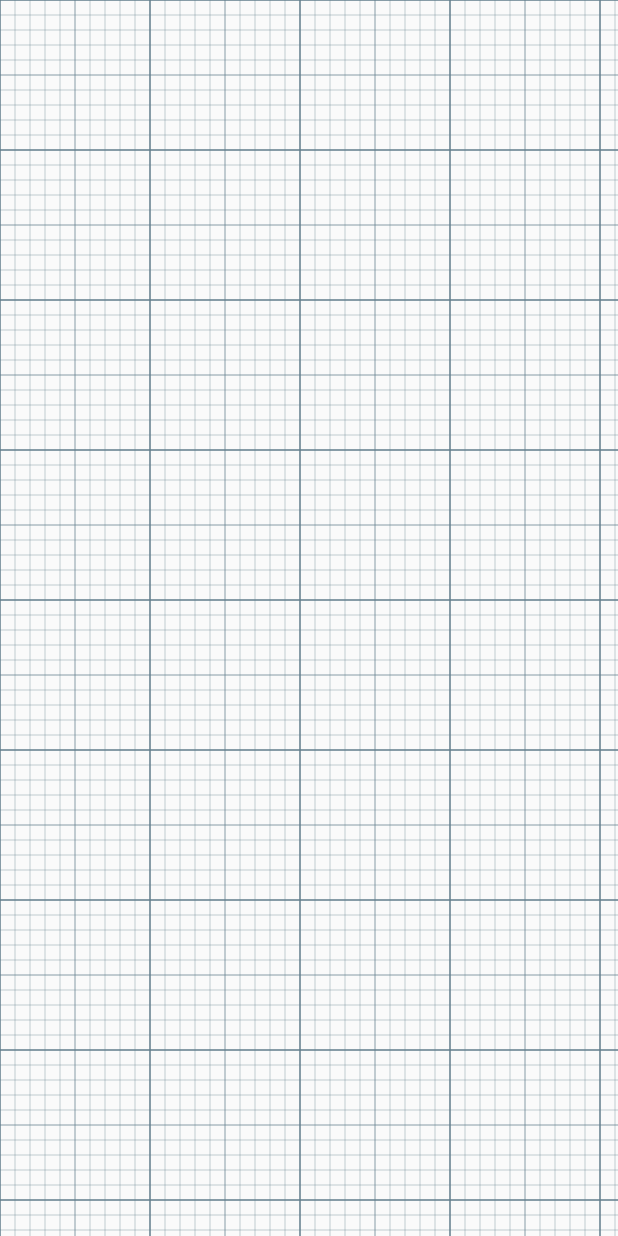
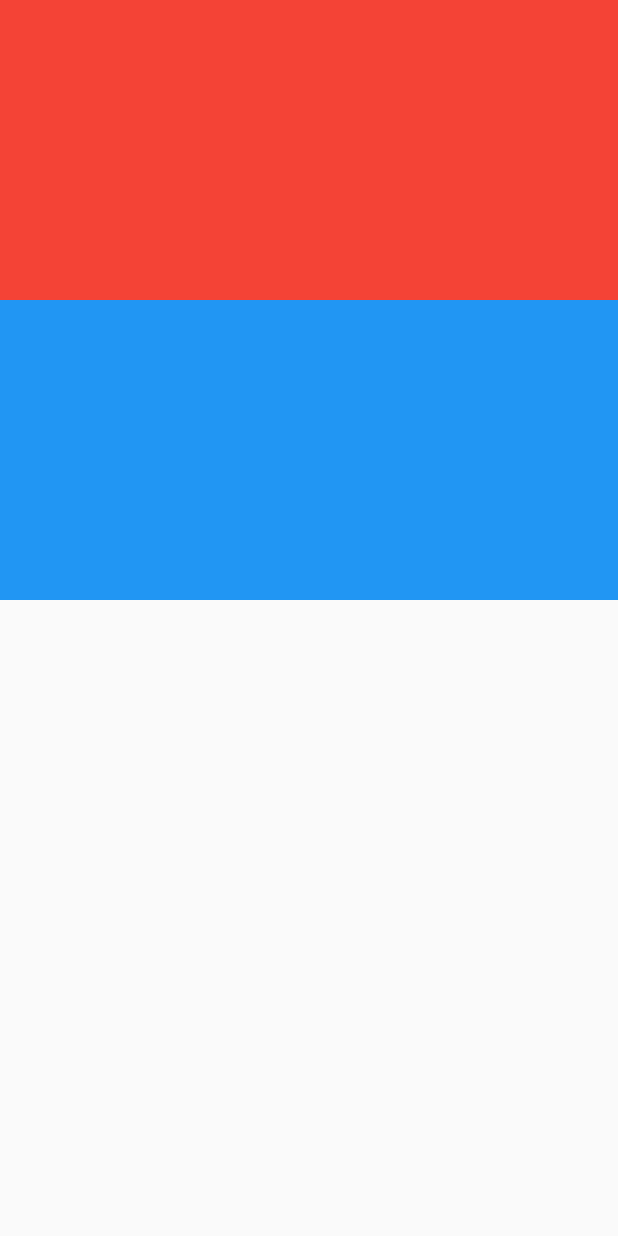
Before and after one commit to 07Maik/flutter_widgets, a Flutter app: the screen it shows after launch, on a phone screen of 412 x 824 dp. Run offline on Flutter 3.47's test engine with Material 2 defaults, Android fonts, the phone set to English and light mode, and no system bars.

Commit message:
Changes with some flutter widges

```diff
--- a/lib/main.dart
+++ b/lib/main.dart
@@ -17,7 +17,7 @@ class MyApp extends StatelessWidget {
       theme: ThemeData(
         primarySwatch: Colors.blue,
       ),
-      home: const widgets.GridPaperWidget(),
+      home: const widgets.LimitedBoxWidget(),
     );
   }
 }
--- /dev/null
+++ b/lib/widgets/display/limitedbox.dart
@@ -0,0 +1,36 @@
+import 'package:flutter/material.dart';
+
+class LimitedBoxWidget extends StatelessWidget {
+  const LimitedBoxWidget({super.key});
+
+  @override
+  Widget build(BuildContext context) {
+    return Scaffold(
+      body: Center(
+        child: ListView(
+          // scrollDirection: Axis.horizontal,
+          children: [
+            LimitedBox(
+              maxWidth: 100,
+              maxHeight: 200,
+              child: Container(
+                width: 200,
+                height: 200,
+                color: Colors.red,
+              ),
+            ),
+            LimitedBox(
+              maxWidth: 100,
+              maxHeight: 200,
+              child: Container(
+                width: 200,
+                height: 200,
+                color: Colors.blue,
+              ),
+            ),
+          ],
+        ),
+      ),
+    );
+  }
+}
```
Also changed, not shown: Widgets.txt (+4 -6 lines), lib/widgets/display/gridtilebar.dart (added, +48 -0 lines), lib/widgets/display/gridtite.dart (added, +31 -0 lines), lib/widgets/display/indexstack.dart (added, +44 -0 lines), lib/widgets/display/inputchip.dart (added, +20 -0 lines), lib/widgets/display/interactiveviewer.dart (added, +24 -0 lines), lib/widgets/widgets.dart (+14 -0 lines).
